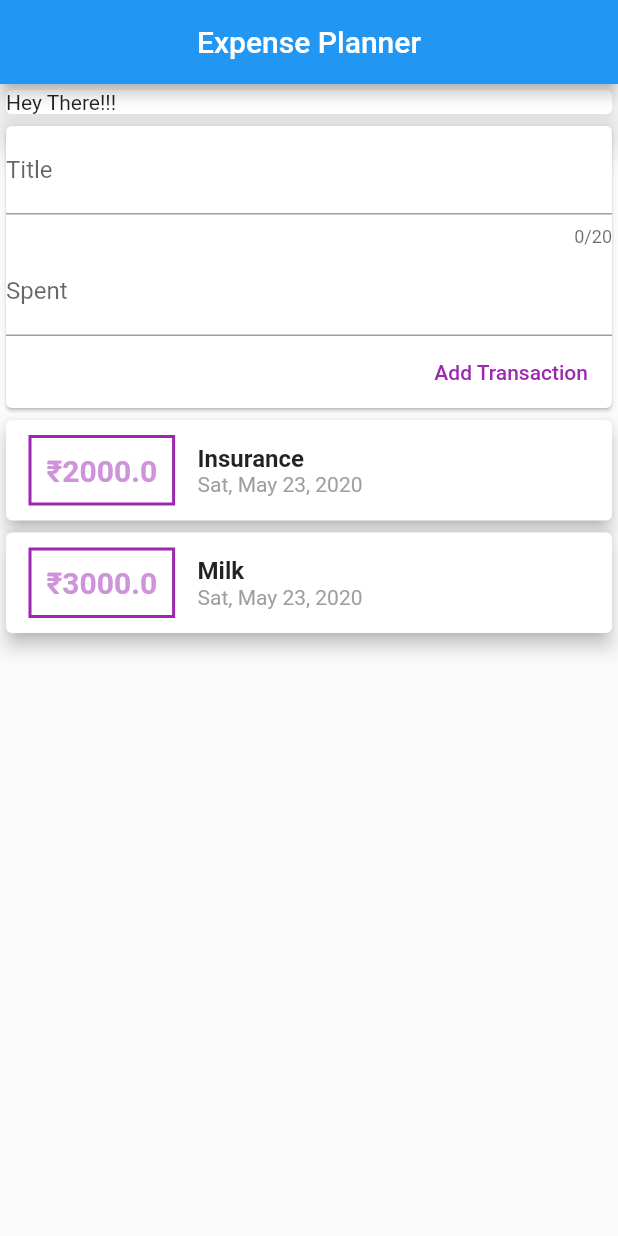
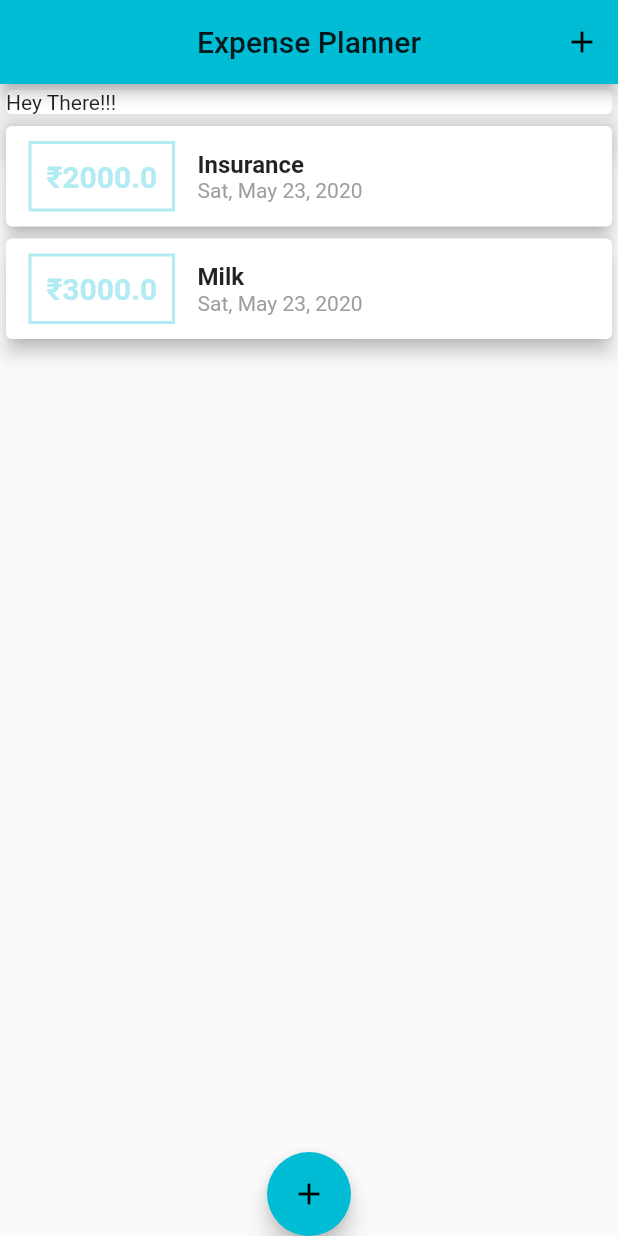
Before and after one commit to devmishrs/expense_planner, a Flutter app: the screen it shows after launch, on a phone screen of 412 x 824 dp. Run offline on Flutter 3.47's test engine with Material 2 defaults, Android fonts, the phone set to English and light mode, and no system bars.

Commit message:
color added.. and bottom slide window

```diff
--- a/lib/main.dart
+++ b/lib/main.dart
@@ -1,5 +1,7 @@
 import 'package:flutter/material.dart';
-import './widgets/transaction_main.dart';
+import './widgets/transaction_add.dart';
+import './models/transactions.dart';
+import './widgets/transaction_card.dart';
 
 void main() => runApp(MyApp());
 
@@ -10,17 +12,72 @@ class MyApp extends StatelessWidget {
       title: 'Expense Planner',
       home: ExpensePlanner(),
       debugShowCheckedModeBanner: true,
+      theme: ThemeData(
+        primarySwatch: Colors.cyan,
+      ),
     );
   }
 }
 
-class ExpensePlanner extends StatelessWidget {
+class ExpensePlanner extends StatefulWidget {
+  @override
+  _ExpensePlannerState createState() => _ExpensePlannerState();
+}
+
+class _ExpensePlannerState extends State<ExpensePlanner> {
+  List<Transaction> _transaction = [
+    Transaction(
+      id: '01',
+      name: 'Insurance',
+      amount: 2000.00,
+      date: DateTime.now(),
+    ),
+    Transaction(
+      id: '02',
+      name: 'Milk',
+      amount: 3000.00,
+      date: DateTime.now(),
+    ),
+  ];
+
+  void _addTransaction(String title, double amount) {
+    final addTx = Transaction(
+      amount: amount,
+      name: title,
+      date: DateTime.now(),
+      id: DateTime.now().toString(),
+    );
+
+    setState(() {
+      _transaction.add(addTx);
+    });
+  }
+
+  void _startFloatButton(BuildContext ctx) {
+    showModalBottomSheet(
+      context: ctx,
+      builder: (_) {
+        return GestureDetector(
+          child: AddTransaction(_addTransaction),
+          onTap: () {},
+          behavior: HitTestBehavior.opaque,
+        );
+      },
+    );
+  }
+
   @override
   Widget build(BuildContext context) {
     return Scaffold(
       appBar: AppBar(
         title: Text('Expense Planner'),
         centerTitle: true,
+        actions: <Widget>[
+          IconButton(
+            icon: Icon(Icons.add),
+            onPressed: () => _startFloatButton(context),
+          )
+        ],
       ),
       body: SingleChildScrollView(
         child: Column(
@@ -33,10 +90,15 @@ class ExpensePlanner extends StatelessWidget {
                 elevation: 10,
               ),
             ),
-            MainTransaction(),
+            TransactionCard(_transaction),
           ],
         ),
       ),
+      floatingActionButton: FloatingActionButton(
+        child: Icon(Icons.add),
+        onPressed: () => _startFloatButton(context),
+      ),
+      floatingActionButtonLocation: FloatingActionButtonLocation.centerDocked,
     );
   }
 }
--- a/lib/widgets/transaction_add.dart
+++ b/lib/widgets/transaction_add.dart
@@ -1,11 +1,18 @@
 import 'package:flutter/material.dart';
 
-class AddTransaction extends StatelessWidget {
-  final titleController = TextEditingController();
-  final amountController = TextEditingController();
+class AddTransaction extends StatefulWidget {
   final Function add_transaction;
 
   AddTransaction(this.add_transaction);
+
+  @override
+  _AddTransactionState createState() => _AddTransactionState();
+}
+
+class _AddTransactionState extends State<AddTransaction> {
+  final titleController = TextEditingController();
+
+  final amountController = TextEditingController();
 
   void submittedData() {
     final checkTitle = titleController.text;
@@ -15,10 +22,11 @@ class AddTransaction extends StatelessWidget {
       print("Need to add some dada");
       return;
     }
-    add_transaction(
+    widget.add_transaction(
         titleController.text,
         // double.parse(amountController.text).roundToDouble(),
         checkAmount);
+    Navigator.of(context).pop();
   }
 
   @override
@@ -48,7 +56,7 @@ class AddTransaction extends StatelessWidget {
               'Add Transaction',
             ),
             onPressed: () => submittedData(),
-            textColor: Colors.purple,
+            textColor: Theme.of(context).primaryColor, //Colors.purple,
           ),
         ],
       ),
--- a/lib/widgets/transaction_card.dart
+++ b/lib/widgets/transaction_card.dart
@@ -24,7 +24,8 @@ class TransactionCard extends StatelessWidget {
                   ),
                   decoration: BoxDecoration(
                     border: Border.all(
-                      color: Colors.purple,
+                      color:
+                          Theme.of(context).primaryColorLight, //Colors.purple,
                       width: 2,
                     ),
                   ),
@@ -32,7 +33,8 @@ class TransactionCard extends StatelessWidget {
                   child: Text(
                     '₹${transaction[index].amount}',
                     style: TextStyle(
-                      color: Colors.purple[200],
+                      color:
+                          Theme.of(context).primaryColorLight, //.purple[200],
                       fontWeight: FontWeight.bold,
                       fontSize: 20,
                     ),
--- a/lib/widgets/transaction_main.dart
+++ /dev/null
@@ -1,49 +0,0 @@
-import 'package:flutter/material.dart';
-import '../models/transactions.dart';
-import './transaction_add.dart';
-import './transaction_card.dart';
-
-class MainTransaction extends StatefulWidget {
-  @override
-  _MainTransactionState createState() => _MainTransactionState();
-}
-
-class _MainTransactionState extends State<MainTransaction> {
-  List<Transaction> _transaction = [
-    Transaction(
-      id: '01',
-      name: 'Insurance',
-      amount: 2000.00,
-      date: DateTime.now(),
-    ),
-    Transaction(
-      id: '02',
-      name: 'Milk',
-      amount: 3000.00,
-      date: DateTime.now(),
-    ),
-  ];
-
-  void _addTransaction(String title, double amount) {
-    final addTx = Transaction(
-      amount: amount,
-      name: title,
-      date: DateTime.now(),
-      id: DateTime.now().toString(),
-    );
-
-    setState(() {
-      _transaction.add(addTx);
-    });
-  }
-
-  @override
-  Widget build(BuildContext context) {
-    return Column(
-      children: <Widget>[
-        AddTransaction(_addTransaction),
-        TransactionCard(_transaction),
-      ],
-    );
-  }
-}
```
Also changed, not shown: 2 other files.
